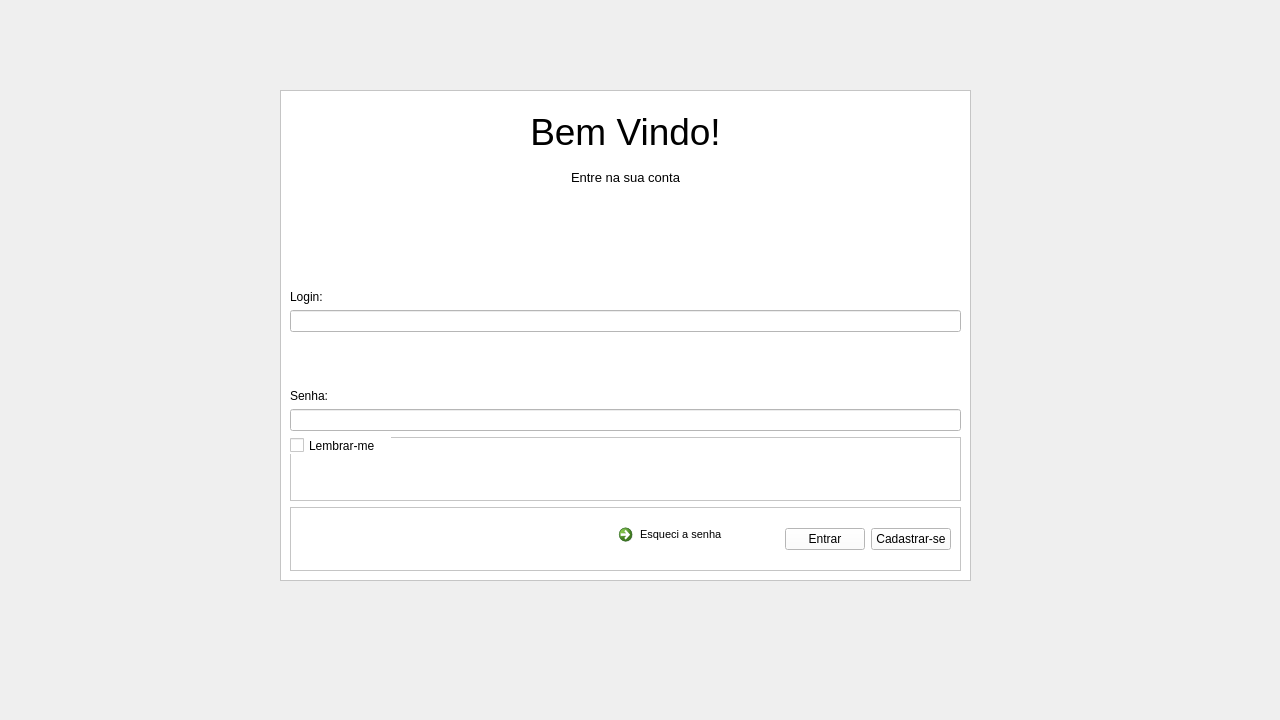
Qt form PythonCode/FormTelaLogin.ui (Willigham/Projeto-Integrador-Senac) before a commit.
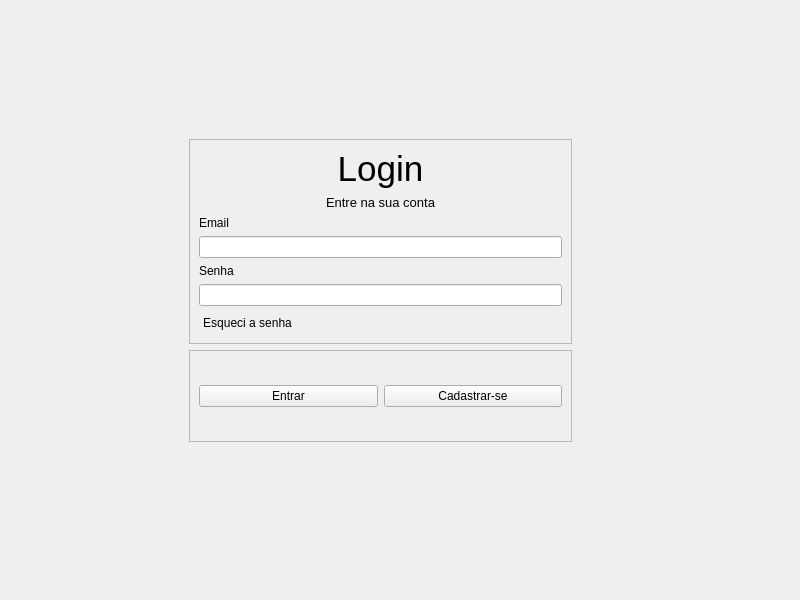
The same form after that commit.

Commit message: Commi 8 - update Tela Login

```diff
--- a/PythonCode/FormTelaLogin.ui
+++ b/PythonCode/FormTelaLogin.ui
@@ -6,8 +6,8 @@
    <rect>
     <x>0</x>
     <y>0</y>
-    <width>1280</width>
-    <height>720</height>
+    <width>800</width>
+    <height>600</height>
    </rect>
   </property>
   <property name="windowTitle">
@@ -16,53 +16,43 @@
   <widget class="QFrame" name="FrameLogin">
    <property name="geometry">
     <rect>
-     <x>280</x>
-     <y>90</y>
-     <width>691</width>
-     <height>491</height>
+     <x>180</x>
+     <y>130</y>
+     <width>401</width>
+     <height>321</height>
     </rect>
    </property>
-   <property name="layoutDirection">
-    <enum>Qt::LayoutDirection::LeftToRight</enum>
+   <property name="cursor">
+    <cursorShape>ArrowCursor</cursorShape>
    </property>
-   <property name="autoFillBackground">
+   <property name="mouseTracking">
     <bool>false</bool>
    </property>
-   <property name="styleSheet">
-    <string notr="true">background-color: rgb(255, 255, 255);</string>
+   <property name="frameShape">
+    <enum>QFrame::Shape::NoFrame</enum>
    </property>
+   <property name="frameShadow">
+    <enum>QFrame::Shadow::Plain</enum>
+   </property>
+   <layout class="QVBoxLayout" name="verticalLayout_4">
+    <item>
+     <widget class="QFrame" name="frame_7">
    <property name="frameShape">
     <enum>QFrame::Shape::StyledPanel</enum>
    </property>
    <property name="frameShadow">
     <enum>QFrame::Shadow::Raised</enum>
    </property>
-   <layout class="QVBoxLayout" name="verticalLayout">
+      <layout class="QVBoxLayout" name="verticalLayout_5">
     <item>
-     <spacer name="verticalSpacer">
-      <property name="orientation">
-       <enum>Qt::Orientation::Vertical</enum>
-      </property>
-      <property name="sizeType">
-       <enum>QSizePolicy::Policy::Minimum</enum>
-      </property>
-      <property name="sizeHint" stdset="0">
-       <size>
-        <width>0</width>
-        <height>0</height>
-       </size>
-      </property>
-     </spacer>
-    </item>
-    <item>
-     <widget class="QLabel" name="labelBemVindo">
+        <widget class="QLabel" name="labelLogin">
       <property name="font">
        <font>
-        <pointsize>28</pointsize>
+           <pointsize>26</pointsize>
        </font>
       </property>
       <property name="text">
-       <string>Bem Vindo!</string>
+          <string>Login</string>
       </property>
       <property name="alignment">
        <set>Qt::AlignmentFlag::AlignCenter</set>
@@ -85,118 +75,60 @@
      </widget>
     </item>
     <item>
-     <widget class="QLabel" name="labelLogin">
+        <widget class="QLabel" name="labelEmail_2">
       <property name="text">
-       <string>Login:</string>
-      </property>
-      <property name="alignment">
-       <set>Qt::AlignmentFlag::AlignBottom|Qt::AlignmentFlag::AlignLeading|Qt::AlignmentFlag::AlignLeft</set>
-      </property>
+          <string>Email</string>
+         </property>
      </widget>
     </item>
     <item>
-     <widget class="QLineEdit" name="lineEditLogin">
-      <property name="text">
-       <string/>
-      </property>
-     </widget>
+        <widget class="QLineEdit" name="lineEditEmail_2"/>
     </item>
     <item>
      <widget class="QLabel" name="labelSenha">
       <property name="text">
-       <string>Senha:</string>
-      </property>
-      <property name="alignment">
-       <set>Qt::AlignmentFlag::AlignBottom|Qt::AlignmentFlag::AlignLeading|Qt::AlignmentFlag::AlignLeft</set>
-      </property>
+          <string>Senha</string>
+         </property>
      </widget>
     </item>
     <item>
-     <widget class="QLineEdit" name="lineEditSenha"/>
-    </item>
-    <item>
-     <widget class="QFrame" name="FrameLembrar">
-      <property name="frameShape">
-       <enum>QFrame::Shape::StyledPanel</enum>
-      </property>
-      <property name="frameShadow">
-       <enum>QFrame::Shadow::Raised</enum>
-      </property>
-      <widget class="QCheckBox" name="checkBoxLembrar">
-       <property name="geometry">
-        <rect>
-         <x>0</x>
-         <y>0</y>
-         <width>101</width>
-         <height>17</height>
-        </rect>
-       </property>
-       <property name="text">
-        <string>Lembrar-me</string>
-       </property>
-      </widget>
-     </widget>
+        <widget class="QLineEdit" name="lineEditSenha_2">
+         <property name="echoMode">
+          <enum>QLineEdit::EchoMode::Password</enum>
+         </property>
+        </widget>
     </item>
     <item>
-     <widget class="QFrame" name="FrameFinal">
-      <property name="frameShape">
-       <enum>QFrame::Shape::StyledPanel</enum>
-      </property>
-      <property name="frameShadow">
-       <enum>QFrame::Shadow::Raised</enum>
-      </property>
-      <layout class="QHBoxLayout" name="horizontalLayout">
-       <item>
-        <spacer name="horizontalSpacer">
-         <property name="orientation">
-          <enum>Qt::Orientation::Horizontal</enum>
-         </property>
-         <property name="sizeType">
-          <enum>QSizePolicy::Policy::Maximum</enum>
-         </property>
-         <property name="sizeHint" stdset="0">
-          <size>
-           <width>2015</width>
-           <height>22</height>
-          </size>
-         </property>
-        </spacer>
-       </item>
-       <item>
-        <widget class="QCommandLinkButton" name="commandLinkButton">
-         <property name="maximumSize">
-          <size>
-           <width>16777106</width>
-           <height>16777215</height>
-          </size>
-         </property>
-         <property name="sizeIncrement">
-          <size>
-           <width>0</width>
-           <height>0</height>
-          </size>
-         </property>
-         <property name="font">
-          <font>
-           <family>Segoe UI</family>
-           <pointsize>8</pointsize>
-           <bold>false</bold>
-          </font>
-         </property>
-         <property name="cursor">
-          <cursorShape>PointingHandCursor</cursorShape>
+        <widget class="QPushButton" name="pushButton">
+         <property name="sizePolicy">
+          <sizepolicy hsizetype="Fixed" vsizetype="Fixed">
+           <horstretch>0</horstretch>
+           <verstretch>0</verstretch>
+          </sizepolicy>
          </property>
          <property name="text">
           <string>Esqueci a senha</string>
          </property>
-         <property name="iconSize">
-          <size>
-           <width>20</width>
-           <height>20</height>
-          </size>
+         <property name="autoDefault">
+          <bool>false</bool>
          </property>
+         <property name="flat">
+          <bool>true</bool>
+         </property>
         </widget>
        </item>
+      </layout>
+     </widget>
+    </item>
+    <item>
+     <widget class="QFrame" name="frame_11">
+      <property name="frameShape">
+       <enum>QFrame::Shape::StyledPanel</enum>
+      </property>
+      <property name="frameShadow">
+       <enum>QFrame::Shadow::Raised</enum>
+      </property>
+      <layout class="QHBoxLayout" name="horizontalLayout_4">
        <item>
         <widget class="QPushButton" name="pushButtonEntrar">
          <property name="cursor">
@@ -208,7 +140,7 @@
         </widget>
        </item>
        <item>
-        <widget class="QPushButton" name="pushButtonCadastrar">
+        <widget class="QPushButton" name="pushButtonCadastrarse">
          <property name="text">
           <string>Cadastrar-se</string>
          </property>
```
Left out of the diff: 19 changed lines with no effect on the pictures. Lines whose indentation alone changed are shown as unchanged.
